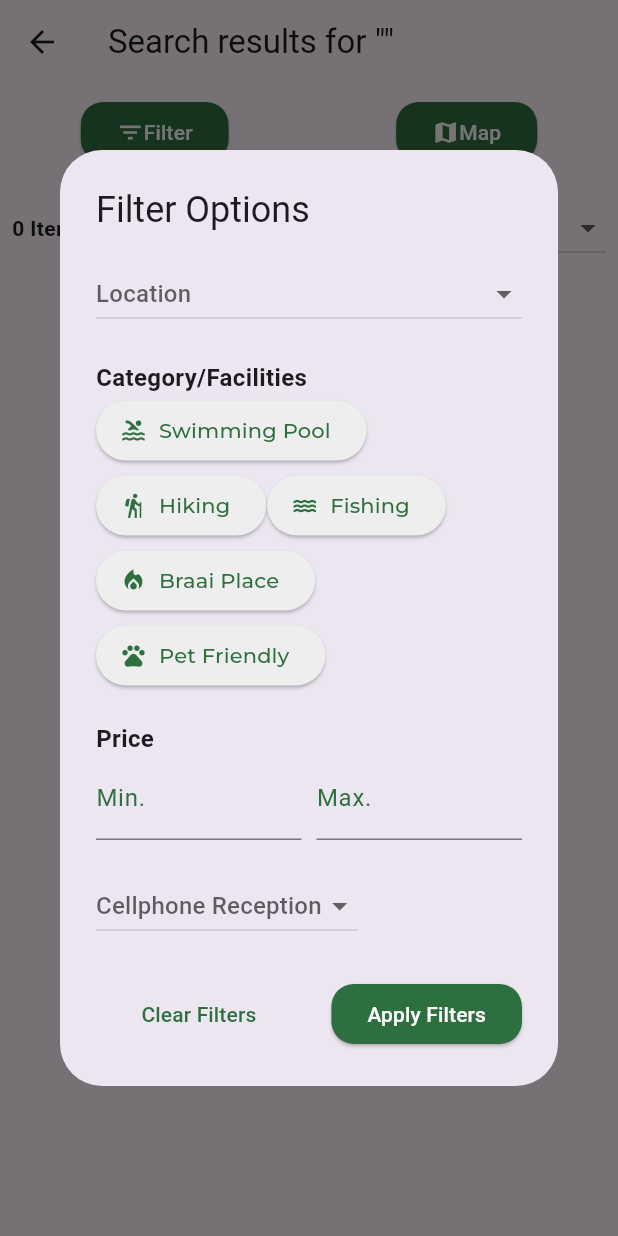
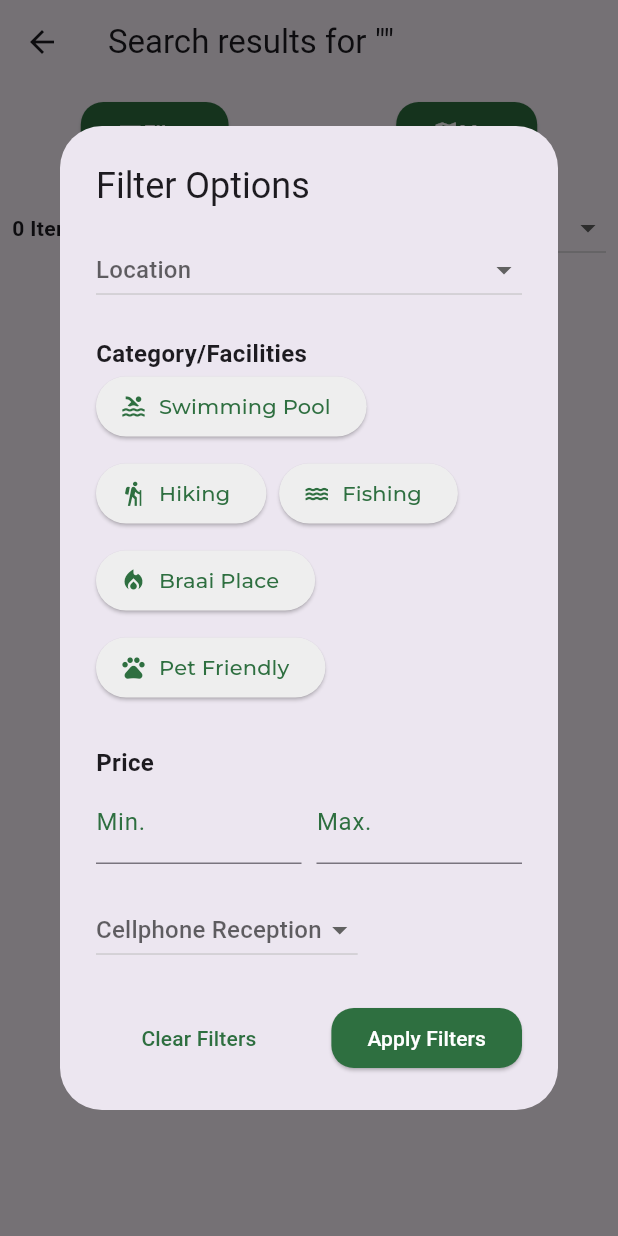
Before and after one commit to PierrevdMerwe/CampAppRebuild, a Flutter app: the SearchScreen screen opened directly with empty values, after a tap on "Filter", on a phone screen of 412 x 824 dp. Run offline on Flutter 3.47's test engine with Material 3 defaults, Android fonts, the light colour scheme and no system bars; our stand-ins replace carousel_slider, cloud_firestore, firebase_auth, firebase_core, firebase_storage, fl_chart and 10 more; accounts and stored records are empty.

Commit message:
Major updates to packages, filter issue fix, book now button dependency fix

```diff
--- a/camp_app/lib/src/campsite/screens/campsite_details_screen.dart
+++ b/camp_app/lib/src/campsite/screens/campsite_details_screen.dart
@@ -584,7 +584,9 @@ class _CampsiteDetailsPageState extends State<CampsiteDetailsPage> with SingleTi
   }
 
   Widget _buildBookNowButton() {
-    final bookLink = widget.campsite['book_link'];
+    // Safely check if the book_link field exists and is not empty
+    final data = widget.campsite.data() as Map<String, dynamic>?;
+    final bookLink = data != null && data.containsKey('book_link') ? data['book_link'] : null;
 
     if (bookLink == null || bookLink.isEmpty) {
       return const SizedBox.shrink(); // Don't show button if no link
--- a/camp_app/lib/src/campsite/screens/campsite_search_screen.dart
+++ b/camp_app/lib/src/campsite/screens/campsite_search_screen.dart
@@ -393,11 +393,11 @@ class _SearchScreenState extends State<SearchScreen> {
                                         spacing: 0.5,
                                         runSpacing: 2.0,
                                         children: [
-                                      _buildFilterButton('Swimming Pool', Icons.pool),
-                                      _buildFilterButton('Hiking', Icons.hiking),
-                                      _buildFilterButton('Fishing', Icons.water),
-                                      _buildFilterButton('Braai Place', Icons.local_fire_department),
-                                      _buildFilterButton('Pet Friendly', Icons.pets),
+                                          _buildFilterButton('Swimming Pool', Icons.pool, setState),
+                                          _buildFilterButton('Hiking', Icons.hiking, setState),
+                                          _buildFilterButton('Fishing', Icons.water, setState),
+                                          _buildFilterButton('Braai Place', Icons.local_fire_department, setState),
+                                          _buildFilterButton('Pet Friendly', Icons.pets, setState),
                                         ],
                                       );
                                     }
@@ -847,11 +847,24 @@ class _SearchScreenState extends State<SearchScreen> {
     );
   }
 
-  Widget _buildFilterButton(String category, IconData icon) {
+  Widget _buildFilterButton(String category, IconData icon, StateSetter setState) {
+    // Use the selectedCategories map from the parent class
     bool isSelected = selectedCategories[category] ?? false;
-    return ElevatedButton.icon(
-      icon: Icon(icon, size: 18.0, color: isSelected ? Colors.white : const Color(0xff2e6f40)),
-      label: Text(category, style: GoogleFonts.montserrat(color: isSelected ? Colors.white : const Color(0xff2e6f40))),
+
+    return Padding(
+      padding: const EdgeInsets.only(right: 8.0, bottom: 8.0),
+      child: ElevatedButton.icon(
+        icon: Icon(
+            icon,
+            size: 18.0,
+            color: isSelected ? Colors.white : const Color(0xff2e6f40)
+        ),
+        label: Text(
+            category,
+            style: GoogleFonts.montserrat(
+                color: isSelected ? Colors.white : const Color(0xff2e6f40)
+            )
+        ),
         style: ElevatedButton.styleFrom(
           foregroundColor: isSelected ? Colors.white : const Color(0xff2e6f40),
           backgroundColor: isSelected ? const Color(0xff2e6f40) : Colors.grey[200],
@@ -864,6 +877,7 @@ class _SearchScreenState extends State<SearchScreen> {
             selectedCategories[category] = !isSelected;
           });
         },
+      ),
     );
   }
 
@@ -994,19 +1008,7 @@ class _SearchScreenState extends State<SearchScreen> {
           Row(
             children: [
               if (icon != null)
-                GestureDetector(
-                  onTap: () {
-                    setState(() {
-                      widget.query = firstTag; // Update the query
-                      futureResults = performSearch(
-                        widget.query,
-                        locationFilter,
-                        categoryFilter as List<String>?,
-                        receptionFilter,
-                      ); // Perform a new search
-                    });
-                  },
-                  child: Container(
+                Container(
                   padding: const EdgeInsets.all(5.0),
                   decoration: BoxDecoration(
                     color: const Color(0xff2e6f40),
@@ -1024,7 +1026,6 @@ class _SearchScreenState extends State<SearchScreen> {
                         ),
                       ),
                     ],
-                    ),
                   ),
                 ),
               const SizedBox(width: 10.0),
```
Also changed, not shown: camp_app/lib/src/campsite/services/campsite_service.dart (+24 -16 lines), camp_app/lib/src/core/services/image_cache_service.dart (+15 -3 lines), camp_app/lib/src/shared/widgets/cached_firebase_image.dart (+60 -9 lines), camp_app/pubspec.yaml (+7 -7 lines), camp_app/pubspec.lock, 1 other file. Lines whose indentation alone changed are shown as unchanged.
